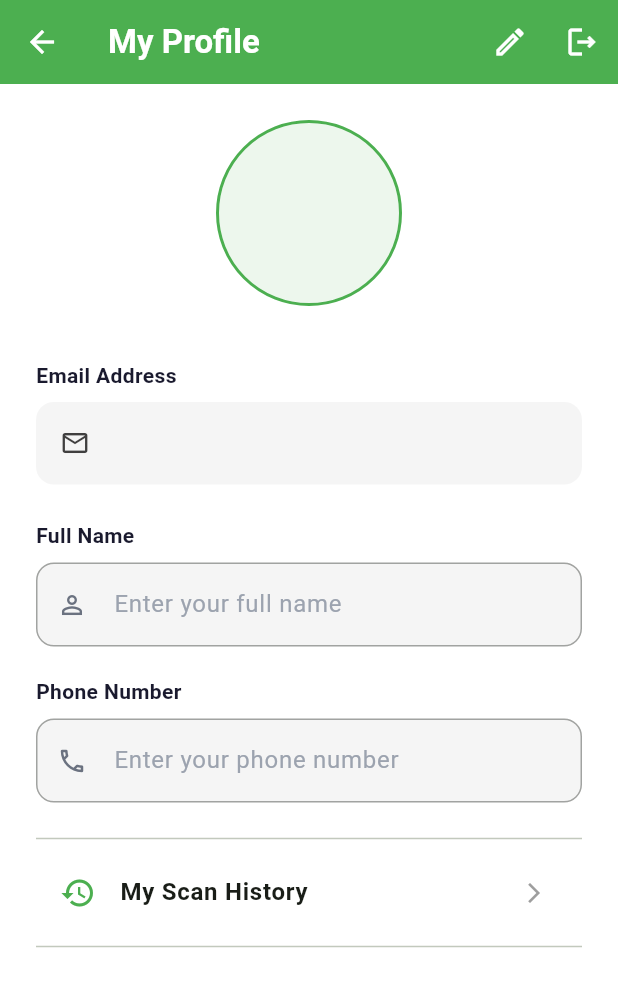
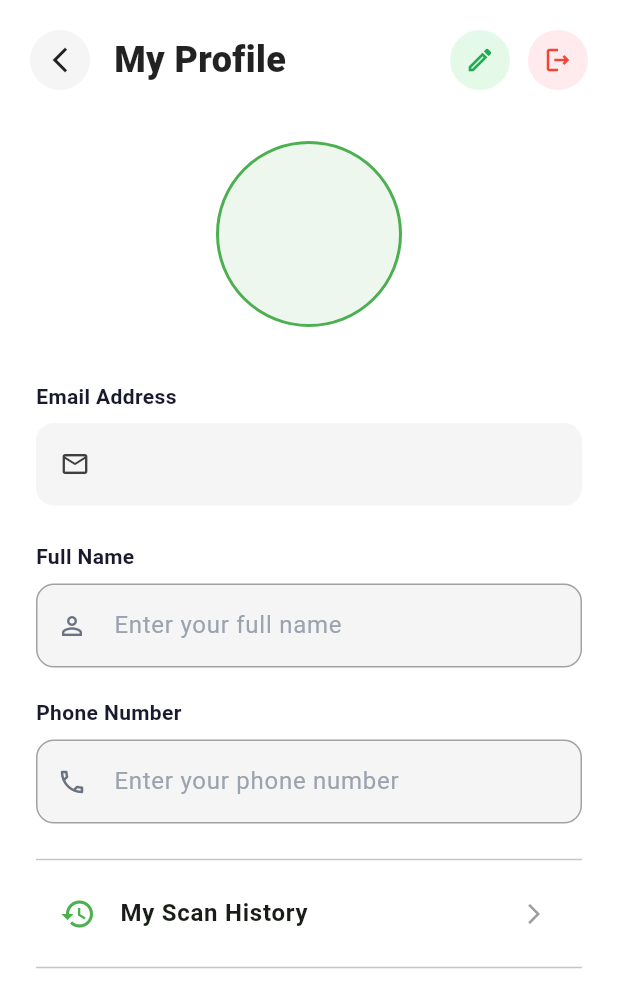
Before and after one commit to Pasindu86/plant_disease_detection_mobile_app, a Flutter app: the UserProfilePage screen opened directly, on a phone screen of 412 x 824 dp. Shown: the top 1008 px of the screen. Run offline on Flutter 3.47's test engine with Material 3 defaults, Android fonts, the phone set to English and light mode, and no system bars; our stand-ins replace cloud_firestore, firebase_auth, firebase_core, flutter_dotenv, font_awesome_flutter, google_generative_ai and 3 more; missing offline and left inert: tflite_flutter; accounts and stored records are empty; network calls fail.

Commit message:
Add app drawer and refactor profile header

```diff
--- a/lib/pages/profile/user_profile_page.dart
+++ b/lib/pages/profile/user_profile_page.dart
@@ -251,26 +251,65 @@ class _UserProfilePageState extends State<UserProfilePage> {
 
     return Scaffold(
       backgroundColor: Colors.white,
-      appBar: AppBar(
-        title: const Text(
+      body: SafeArea(
+        child: Column(
+          children: [
+            // Custom Header
+            Padding(
+              padding: const EdgeInsets.fromLTRB(20.0, 20.0, 20.0, 10.0),
+              child: Row(
+                children: [
+                  GestureDetector(
+                    onTap: () => Navigator.pop(context),
+                    child: Container(
+                      padding: const EdgeInsets.all(10),
+                      decoration: BoxDecoration(
+                        color: Colors.grey[100],
+                        shape: BoxShape.circle,
+                      ),
+                      child: const Icon(Icons.arrow_back_ios_new, size: 20, color: Colors.black87),
+                    ),
+                  ),
+                  const SizedBox(width: 16),
+                  const Text(
                     'My Profile',
-          style: TextStyle(fontWeight: FontWeight.bold),
+                    style: TextStyle(
+                      fontSize: 24,
+                      fontWeight: FontWeight.w900,
+                      color: Colors.black87,
                     ),
-        backgroundColor: const Color(0xFF4CAF50),
-        foregroundColor: Colors.white,
-        actions: [
+                  ),
+                  const Spacer(),
                   if (!_isEditing)
-            IconButton(
-              icon: const Icon(Icons.edit_outlined),
-              onPressed: () => setState(() => _isEditing = true),
+                    GestureDetector(
+                      onTap: () => setState(() => _isEditing = true),
+                      child: Container(
+                        padding: const EdgeInsets.all(10),
+                        decoration: const BoxDecoration(
+                          color: Color(0xFFE5F9E9), // Light Green
+                          shape: BoxShape.circle,
                         ),
-          IconButton(
-            icon: const Icon(Icons.logout_outlined),
-            onPressed: _handleSignOut,
+                        child: const Icon(Icons.edit_outlined, size: 20, color: Color(0xFF1EAC50)),
+                      ),
+                    ),
+                  const SizedBox(width: 12),
+                  GestureDetector(
+                    onTap: _handleSignOut,
+                    child: Container(
+                      padding: const EdgeInsets.all(10),
+                      decoration: const BoxDecoration(
+                        color: Color(0xFFFFEBEE), // Light Red
+                        shape: BoxShape.circle,
+                      ),
+                      child: const Icon(Icons.logout_outlined, size: 20, color: Colors.red),
+                    ),
                   ),
                 ],
               ),
-      body: _isLoading
+            ),
+
+            Expanded(
+              child: _isLoading
                   ? const Center(child: CircularProgressIndicator())
                   : SingleChildScrollView(
                       padding: const EdgeInsets.all(24),
@@ -537,6 +576,10 @@ class _UserProfilePageState extends State<UserProfilePage> {
                 ),
               ),
             ),
+            ),
+          ],
+        ),
+      ),
     );
   }
 }
```
Also changed, not shown: lib/pages/home/home_page.dart (+85 -7 lines). Lines whose indentation alone changed are shown as unchanged.
